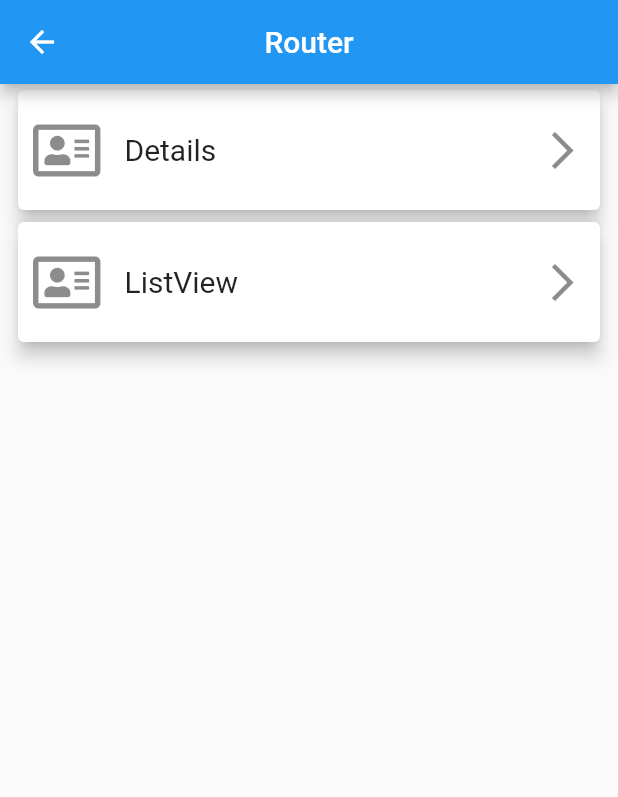
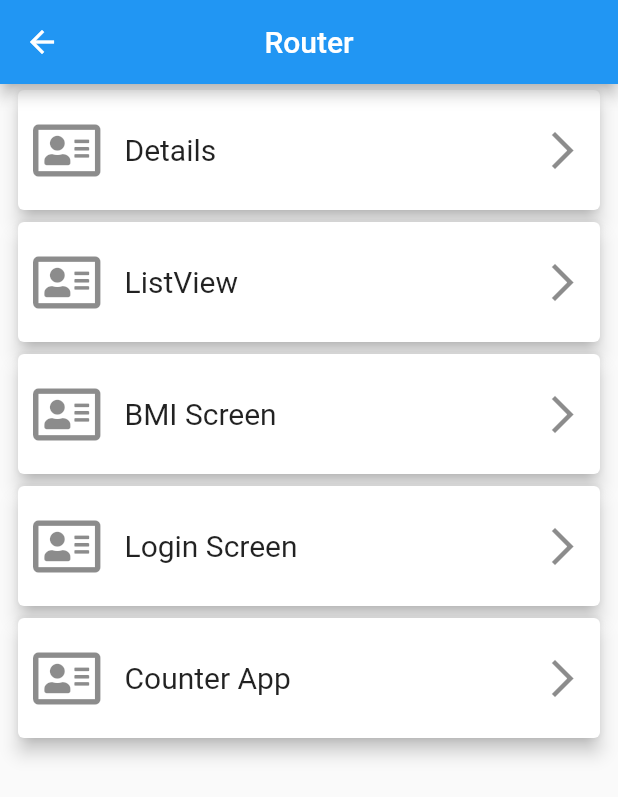
Before and after one commit to nayeemtby/learning_flutter, a Flutter app: the MyHome screen opened directly, on a phone screen of 412 x 824 dp. Shown: the top 797 px of the screen. Run offline on Flutter 3.47's test engine with Material 2 defaults, Android fonts, the phone set to English and light mode, and no system bars; our stand-ins replace font_awesome_flutter.

Commit message:
Updated Gallery Pages

```diff
--- a/lib/pages.dart
+++ b/lib/pages.dart
@@ -1,7 +1,16 @@
 import 'package:flutter/widgets.dart';
 import 'task1.dart';
 import 'lv.dart';
+import 'bmiscr.dart';
+import 'auth/login.dart';
+import 'counter_app.dart';
 
-Map<String, Widget> RouteData = {"Details": MyDetails(), "ListView": MyLV()};
+Map<String, Widget> RouteData = {
+  "Details": MyDetails(),
+  "ListView": MyLV(),
+  "BMI Screen": BmiScr(),
+  "Login Screen": AuthLogin(),
+  "Counter App": CounterApp()
+};
 
-var Routes = RouteData.entries.toList();
+List Routes = RouteData.entries.toList();
```
